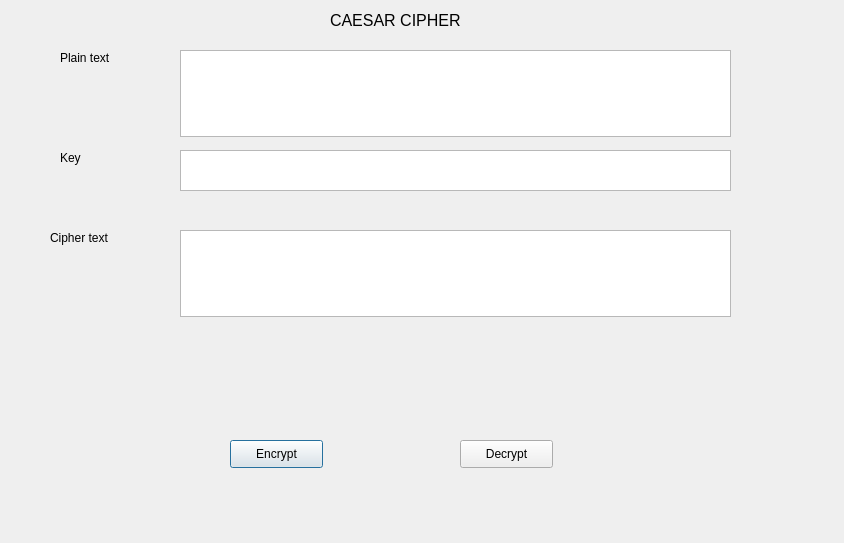
Qt form Lab_03/ui/caesar.ui (UncleSau/bmttnc-hutech-2280602593) before a commit.
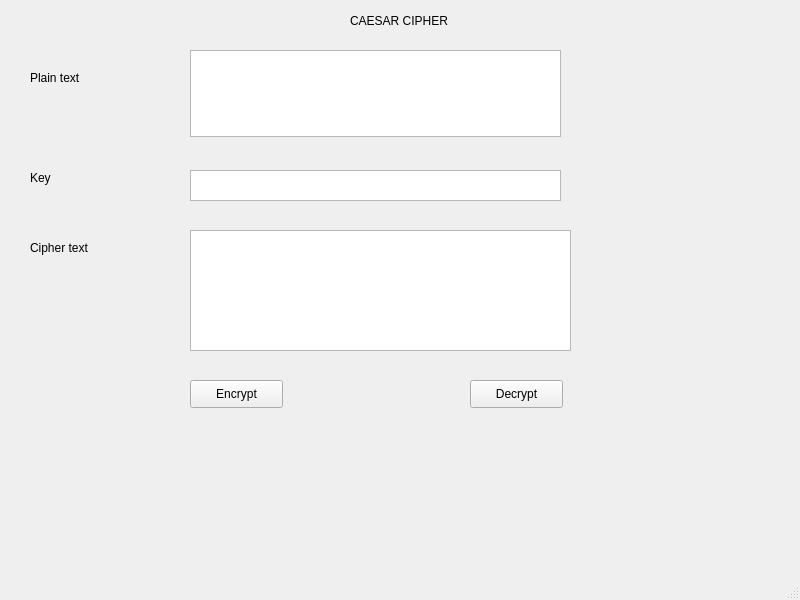
The same form after that commit.

```diff
--- a/Lab_03/ui/caesar.ui
+++ b/Lab_03/ui/caesar.ui
@@ -1,131 +1,139 @@
 <?xml version="1.0" encoding="UTF-8"?>
 <ui version="4.0">
- <class>Dialog</class>
- <widget class="QDialog" name="Dialog">
+ <class>MainWindow</class>
+ <widget class="QMainWindow" name="MainWindow">
   <property name="geometry">
    <rect>
     <x>0</x>
     <y>0</y>
-    <width>844</width>
-    <height>543</height>
+    <width>800</width>
+    <height>600</height>
    </rect>
   </property>
   <property name="windowTitle">
    <string>Dialog</string>
   </property>
-  <widget class="QPushButton" name="pushButton">
-   <property name="geometry">
-    <rect>
-     <x>230</x>
-     <y>440</y>
-     <width>93</width>
-     <height>28</height>
-    </rect>
-   </property>
-   <property name="text">
-    <string>Encrypt</string>
-   </property>
+  <widget class="QWidget" name="centralwidget">
+   <widget class="QLabel" name="label">
+    <property name="geometry">
+     <rect>
+      <x>350</x>
+      <y>10</y>
+      <width>101</width>
+      <height>21</height>
+     </rect>
+    </property>
+    <property name="text">
+     <string>CAESAR CIPHER</string>
+    </property>
+   </widget>
+   <widget class="QLabel" name="label_2">
+    <property name="geometry">
+     <rect>
+      <x>30</x>
+      <y>70</y>
+      <width>55</width>
+      <height>16</height>
+     </rect>
+    </property>
+    <property name="text">
+     <string>Plain text</string>
+    </property>
+   </widget>
+   <widget class="QLabel" name="label_3">
+    <property name="geometry">
+     <rect>
+      <x>30</x>
+      <y>170</y>
+      <width>55</width>
+      <height>16</height>
+     </rect>
+    </property>
+    <property name="text">
+     <string>Key</string>
+    </property>
+   </widget>
+   <widget class="QLabel" name="label_4">
+    <property name="geometry">
+     <rect>
+      <x>30</x>
+      <y>240</y>
+      <width>71</width>
+      <height>16</height>
+     </rect>
+    </property>
+    <property name="text">
+     <string>Cipher text</string>
+    </property>
+   </widget>
+   <widget class="QPushButton" name="btn_encrypt">
+    <property name="geometry">
+     <rect>
+      <x>190</x>
+      <y>380</y>
+      <width>93</width>
+      <height>28</height>
+     </rect>
+    </property>
+    <property name="text">
+     <string>Encrypt</string>
+    </property>
+   </widget>
+   <widget class="QPlainTextEdit" name="txt_key">
+    <property name="geometry">
+     <rect>
+      <x>190</x>
+      <y>170</y>
+      <width>371</width>
+      <height>31</height>
+     </rect>
+    </property>
+   </widget>
+   <widget class="QPushButton" name="btn_decrypt">
+    <property name="geometry">
+     <rect>
+      <x>470</x>
+      <y>380</y>
+      <width>93</width>
+      <height>28</height>
+     </rect>
+    </property>
+    <property name="text">
+     <string>Decrypt</string>
+    </property>
+   </widget>
+   <widget class="QTextEdit" name="textEdit">
+    <property name="geometry">
+     <rect>
+      <x>190</x>
+      <y>230</y>
+      <width>381</width>
+      <height>121</height>
+     </rect>
+    </property>
+   </widget>
+   <widget class="QTextEdit" name="txt_plain_text">
+    <property name="geometry">
+     <rect>
+      <x>190</x>
+      <y>50</y>
+      <width>371</width>
+      <height>87</height>
+     </rect>
+    </property>
+   </widget>
   </widget>
-  <widget class="QPushButton" name="pushButton_2">
+  <widget class="QMenuBar" name="menubar">
    <property name="geometry">
     <rect>
-     <x>460</x>
-     <y>440</y>
-     <width>93</width>
-     <height>28</height>
+     <x>0</x>
+     <y>0</y>
+     <width>800</width>
+     <height>26</height>
     </rect>
    </property>
-   <property name="text">
-    <string>Decrypt</string>
-   </property>
   </widget>
-  <widget class="QLabel" name="label">
-   <property name="geometry">
-    <rect>
-     <x>60</x>
-     <y>50</y>
-     <width>55</width>
-     <height>16</height>
-    </rect>
-   </property>
-   <property name="text">
-    <string>Plain text</string>
-   </property>
-  </widget>
-  <widget class="QLabel" name="label_2">
-   <property name="geometry">
-    <rect>
-     <x>60</x>
-     <y>150</y>
-     <width>55</width>
-     <height>16</height>
-    </rect>
-   </property>
-   <property name="text">
-    <string>Key</string>
-   </property>
-  </widget>
-  <widget class="QLabel" name="label_3">
-   <property name="geometry">
-    <rect>
-     <x>50</x>
-     <y>230</y>
-     <width>81</width>
-     <height>16</height>
-    </rect>
-   </property>
-   <property name="text">
-    <string>Cipher text</string>
-   </property>
-  </widget>
-  <widget class="QLabel" name="label_4">
-   <property name="geometry">
-    <rect>
-     <x>330</x>
-     <y>10</y>
-     <width>201</width>
-     <height>21</height>
-    </rect>
-   </property>
-   <property name="font">
-    <font>
-     <pointsize>12</pointsize>
-    </font>
-   </property>
-   <property name="text">
-    <string>CAESAR CIPHER</string>
-   </property>
-  </widget>
-  <widget class="QTextEdit" name="textEdit">
-   <property name="geometry">
-    <rect>
-     <x>180</x>
-     <y>50</y>
-     <width>551</width>
-     <height>87</height>
-    </rect>
-   </property>
-  </widget>
-  <widget class="QTextEdit" name="textEdit_2">
-   <property name="geometry">
-    <rect>
-     <x>180</x>
-     <y>150</y>
-     <width>551</width>
-     <height>41</height>
-    </rect>
-   </property>
-  </widget>
-  <widget class="QTextEdit" name="textEdit_3">
-   <property name="geometry">
-    <rect>
-     <x>180</x>
-     <y>230</y>
-     <width>551</width>
-     <height>87</height>
-    </rect>
-   </property>
-  </widget>
+  <widget class="QStatusBar" name="statusbar"/>
  </widget>
  <resources/>
  <connections/>
```
Left out of the diff: 2 changed lines with no effect on the pictures.
